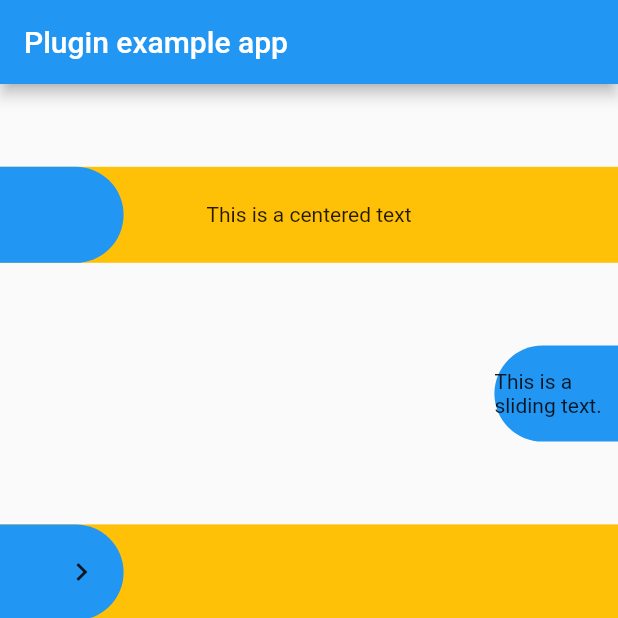
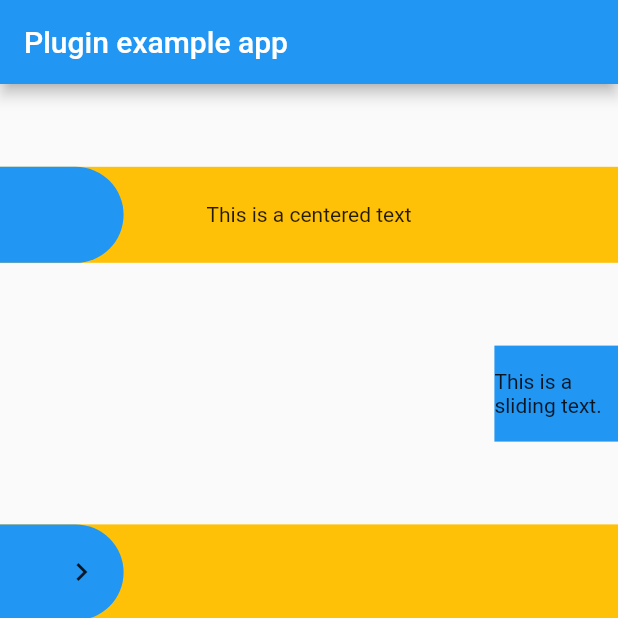
Before and after one commit to Timoteohss/slide_button, a Flutter app: the screen it shows after launch, on a phone screen of 412 x 824 dp, the top half of it. Run offline on Flutter 3.47's test engine with Material 2 defaults, Android fonts, the light colour scheme and no system bars.

Commit message:
Added borderRadius option

```diff
--- a/example/lib/main.dart
+++ b/example/lib/main.dart
@@ -38,6 +38,7 @@ class _MyAppState extends State<MyApp> {
             ),
             SlideButton(
               height: 64,
+              borderRadius: 0.0,
               backgroundColor: Colors.transparent,
               slidingChild: Center(child: Text("This is a sliding text."),),
               slidingBarColor: Colors.blue,
--- a/lib/slide_button.dart
+++ b/lib/slide_button.dart
@@ -24,6 +24,9 @@ class SlideButton extends StatefulWidget {
   /// Background color of this widget
   final Color backgroundColor;
 
+  /// BorderRadius for the sliding bar, default is 50
+  final double borderRadius;
+
   /// Sliding bar color of this widget
   final Color slidingBarColor;
 
@@ -48,8 +51,7 @@ class SlideButton extends StatefulWidget {
   /// If non-null, this callback
   /// is called as the button slides around with the
   /// current position of the panel. The position is a double
-  /// between initialSliderPercentage and 1.0 where
-  /// initialSlidePercentage is fully NOTCONFIRMED and 1.0 is CONFIRMED.
+  /// between initialSliderPercentage and 1.0
   final void Function(double position) onButtonSlide;
 
   /// If non-null, this callback is called when the
@@ -57,7 +59,7 @@ class SlideButton extends StatefulWidget {
   final VoidCallback onButtonOpened;
 
   /// If non-null, this callback is called when the button
-  /// is NOTCONFIRMED
+  /// is NOT CONFIRMED
   final VoidCallback onButtonClosed;
 
   /// Either SlideDirection.LEFT or SlideDirection.RIGHT. Indicates which way
@@ -81,6 +83,7 @@ class SlideButton extends StatefulWidget {
       @required this.backgroundColor,
       @required this.slidingBarColor,
     this.shouldCloseBorders = true,
+    this.borderRadius = 50.0,
   }) : super(key: key);
 
   @override
@@ -92,7 +95,7 @@ class _SlideButtonState extends State<SlideButton>
   AnimationController _slideAC;
 
 
-  var _borderRadius = 50.0;
+  var _borderRadius = 0.0;
   var _maxWidth = 0.0;
 
 
@@ -100,12 +103,15 @@ class _SlideButtonState extends State<SlideButton>
   @override
   void initState() {
     super.initState();
+
+    _borderRadius = widget.borderRadius;
+
     _slideAC = AnimationController(
         vsync: this, duration: const Duration(milliseconds: 300))
       ..addListener(() {
         setState(() {});
 
-        if(widget.shouldCloseBorders) _borderRadius = 50 - (sigmoid(_slideAC.value) * 50);
+        if(widget.shouldCloseBorders) _borderRadius = widget.borderRadius - (sigmoid(_slideAC.value) * widget.borderRadius);
 
         if(widget.onButtonSlide != null) widget.onButtonSlide(_slideAC.value);
 
--- a/pubspec.yaml
+++ b/pubspec.yaml
@@ -1,6 +1,6 @@
 name: slide_button
 description: A sliding Flutter widget, based on the slide to unlock function from multiple devices. Heavily customizable and flexible.
-version: 0.2.5
+version: 0.2.6
 author: Timóteo Holanda <timoteohss@gmail.com>
 homepage: https://github.com/Timoteohss/slide_button
 
```
Also changed, not shown: example/pubspec.lock, 3 other files.
